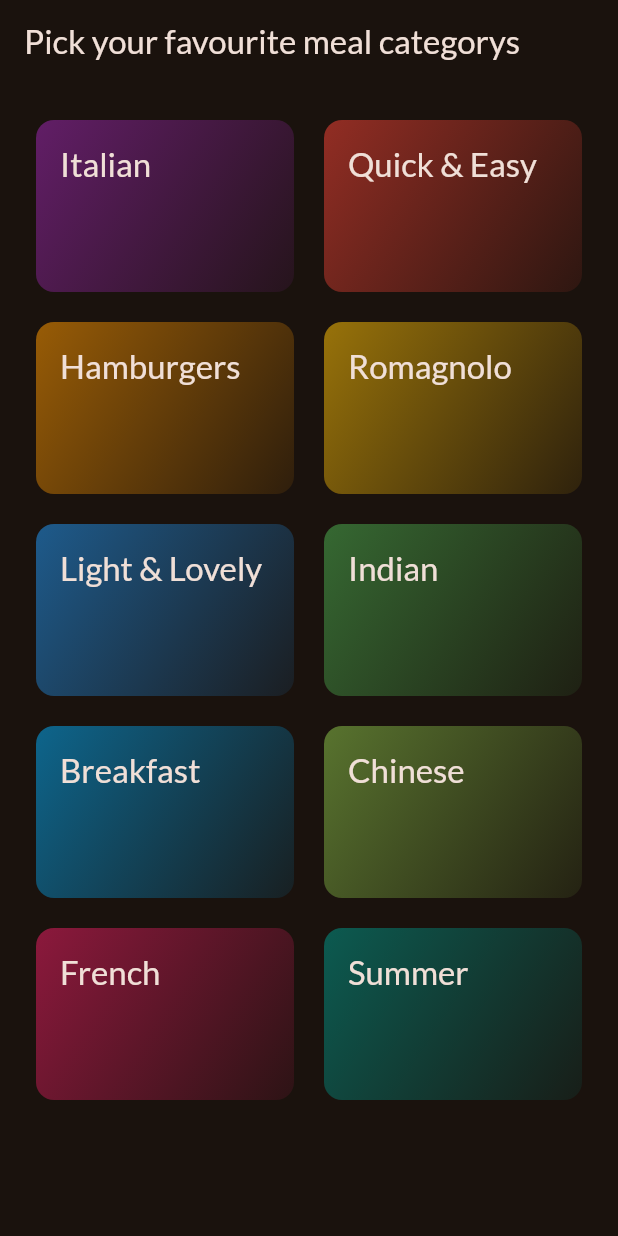
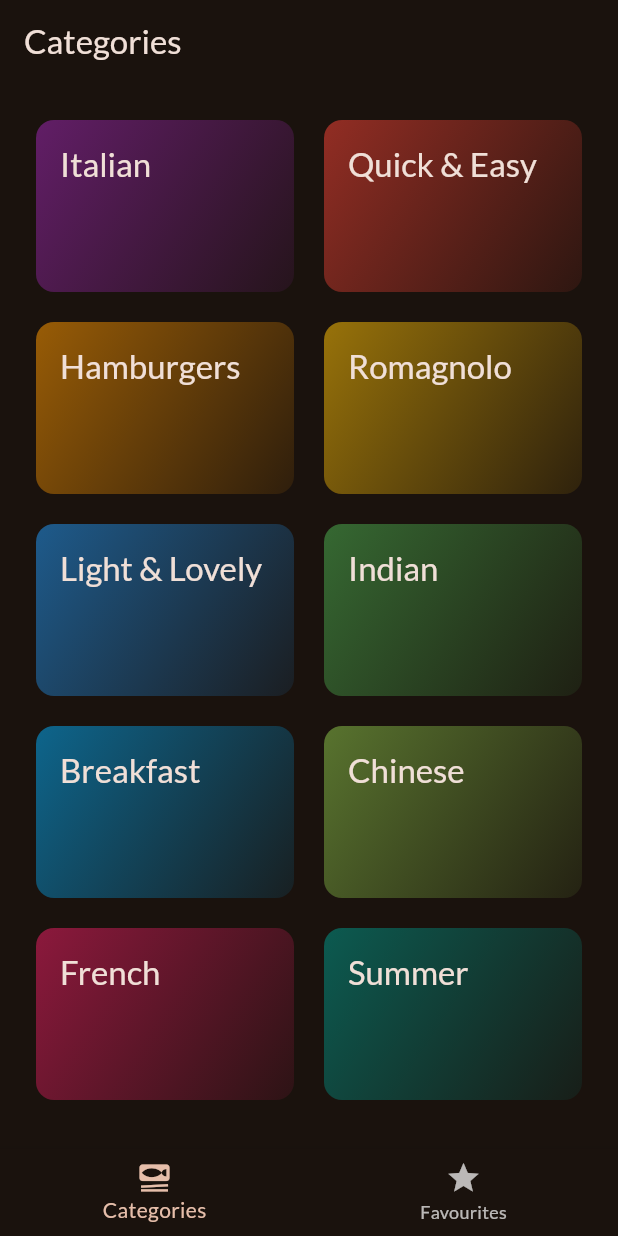
Before and after one commit to emagnu/meals, a Flutter app: the screen it shows after launch, on a phone screen of 412 x 824 dp. Run offline on Flutter 3.47's test engine with Material 3 defaults, Android fonts, the light colour scheme and no system bars; our stand-ins replace flutter_riverpod, google_fonts, transparent_image.

Commit message:
166. Adding Tab-based Navigation

```diff
--- a/lib/features/screens/categories_screen.dart
+++ b/lib/features/screens/categories_screen.dart
@@ -31,11 +31,10 @@
 
   @override
   Widget build(BuildContext context) {
-    return Scaffold(
-      appBar: AppBar(
-        title: const Text('Pick your favourite meal categorys'),
-      ),
-      body: GridView(
+    return GridView(
+      // Scaffold(
+      // appBar: AppBar(title: const Text('Pick your favourite meal categorys'),),
+      // body: GridView(
       padding: const EdgeInsets.all(24),
       gridDelegate: const SliverGridDelegateWithFixedCrossAxisCount(
           crossAxisCount: 2,
@@ -56,7 +55,7 @@
       //   for (final category in availableCategories)
       //     CategoryGridItem(category: category),
       // ],
-      ),
+      // ),
     );
   }
 }
--- /dev/null
+++ b/lib/features/screens/tabs_screen.dart
@@ -0,0 +1,55 @@
+//  //   ///
+//  Import LIBRARIES
+import 'package:flutter/material.dart';
+//  Import FILES
+import 'categories_screen.dart';
+import 'meals_screen.dart';
+//  PARTS
+//  PROVIDERS
+//  //   ///
+
+class TabsScreen extends StatefulWidget {
+  const TabsScreen({super.key});
+
+  @override
+  _TabsScreenState createState() => _TabsScreenState();
+}
+
+class _TabsScreenState extends State<TabsScreen> {
+  int _selectedPageIndex = 0;
+
+  void _selectPage(int index) {
+    setState(() {
+      _selectedPageIndex = index;
+    });
+  }
+
+  @override
+  Widget build(BuildContext context) {
+    String activePageTitle = 'Categories';
+
+    Widget activePage = const CategoriesScreen();
+    if (_selectedPageIndex == 1) {
+      // activePage = const MealsScreen(title: 'Favourites', meals: []);
+      activePage = const MealsScreen(meals: []);
+      activePageTitle = 'Your Favourites';
+    }
+
+    return Scaffold(
+      appBar: AppBar(
+        // title: const Text('dynamic ...'),
+        title: Text(activePageTitle),
+      ),
+      body: activePage,
+      bottomNavigationBar: BottomNavigationBar(
+        onTap: _selectPage, //(index) {debugPrint('index: $index');},
+        currentIndex: _selectedPageIndex,
+        items: const <BottomNavigationBarItem>[
+          BottomNavigationBarItem(
+              icon: Icon(Icons.set_meal), label: 'Categories'),
+          BottomNavigationBarItem(icon: Icon(Icons.star), label: 'Favourites')
+        ],
+      ),
+    );
+  }
+}
--- a/lib/main.dart
+++ b/lib/main.dart
@@ -4,7 +4,8 @@
 import 'package:flutter_riverpod/flutter_riverpod.dart';
 import 'package:google_fonts/google_fonts.dart';
 //  Import FILES
-import 'features/screens/categories_screen.dart';
+// import 'features/screens/categories_screen.dart';
+import 'features/screens/tabs_screen.dart';
 // import 'data/dummy_data.dart';
 // import 'features/screens/meals_screen.dart';
 //  PARTS
@@ -30,7 +31,8 @@
         textTheme: GoogleFonts.latoTextTheme(),
         useMaterial3: true,
       ),
-      home: const CategoriesScreen(),
+      // home: const CategoriesScreen(),
+      home: const TabsScreen(),
       // home: const MealsScreen(title: 'Some category ...', meals: []),
       // home: const MealsScreen(title: 'Some category ...', meals: dummyMeals),
     );
```
Also changed, not shown: lib/features/screens/meals_screen.dart (+6 -3 lines). Lines whose indentation alone changed are shown as unchanged.
